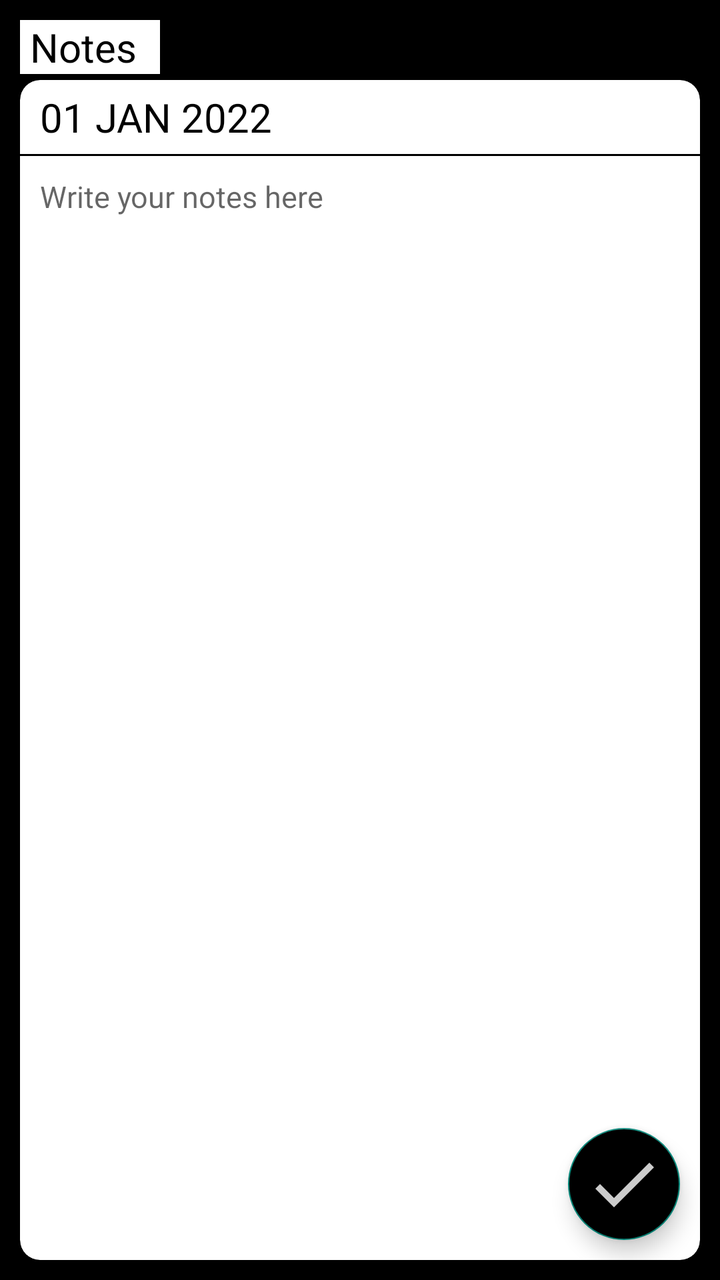
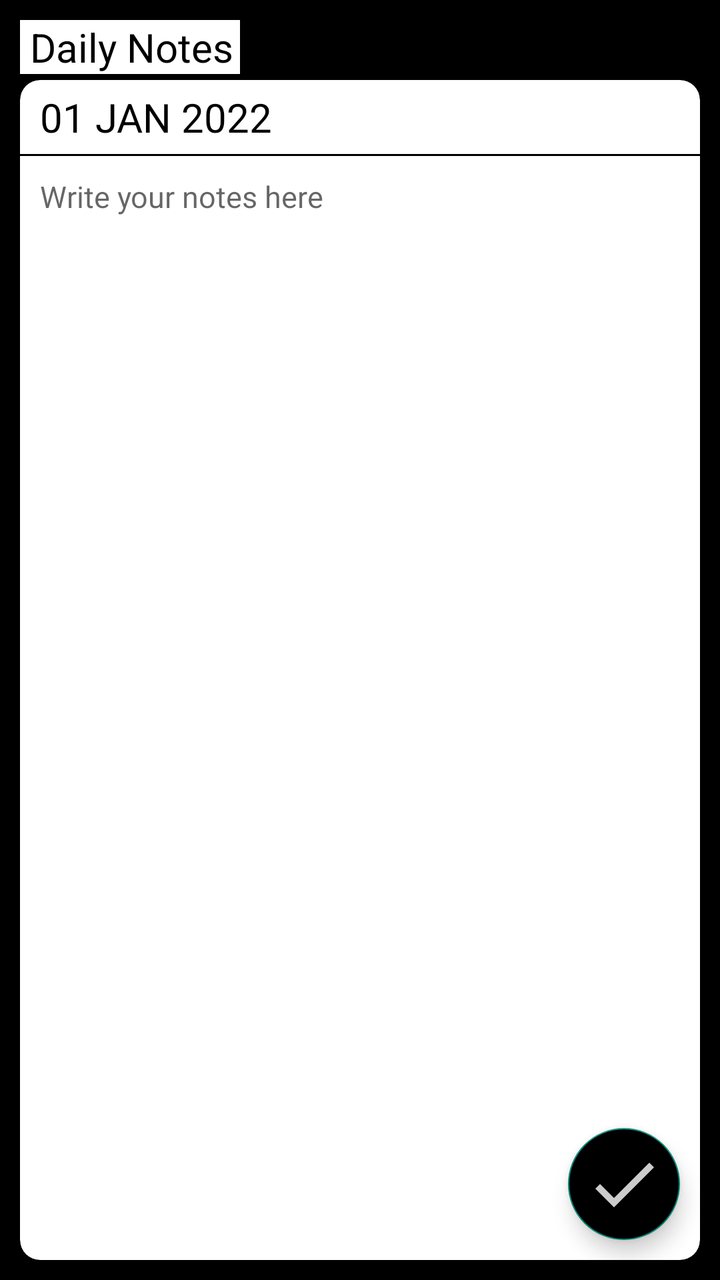

Compare the two renders of this Android layout. The source of the first and the diff that turns it into the second are given below.
<!-- AndroidManifest.xml: application theme Theme.SchedulePlanner -->
<!-- res/layout/activity_notes.xml -->
<?xml version="1.0" encoding="utf-8"?>
<RelativeLayout xmlns:android="http://schemas.android.com/apk/res/android"
    android:layout_width="match_parent"
    android:layout_height="match_parent"
    xmlns:app="http://schemas.android.com/apk/res-auto"
    android:background="@color/black">

    <TextView
        android:layout_width="70dp"
        android:layout_height="wrap_content"
        android:layout_marginStart="10dp"
        android:layout_marginTop="10dp"
        android:layout_marginEnd="10dp"
        android:layout_marginBottom="10dp"
        android:background="@color/white"
        android:paddingStart="5dp"
        android:text="Notes"
        android:textColor="@color/black"
        android:textSize="20dp" />

    <androidx.cardview.widget.CardView
        android:layout_width="match_parent"
        android:layout_height="match_parent"
        android:layout_marginStart="10dp"
        android:layout_marginTop="40dp"
        android:layout_marginEnd="10dp"
        android:layout_marginBottom="10dp"
        app:cardCornerRadius="10dp">

        <RelativeLayout
            android:layout_width="match_parent"
            android:layout_height="wrap_content">

            <TextView
                android:id="@+id/date"
                android:layout_width="match_parent"
                android:layout_height="wrap_content"
                android:layout_marginStart="10dp"
                android:layout_marginTop="5dp"
                android:onClick="popTimePicker"
                android:text="01 JAN 2022"
                android:textSize="20dp" />

            <View
                android:id="@+id/horizontal_row"
                android:layout_width="match_parent"
                android:layout_height="1dp"
                android:layout_below="@id/date"
                android:layout_marginTop="5dp"
                android:background="#000000" />

            <EditText
                android:id="@+id/description"
                android:layout_width="match_parent"
                android:layout_height="wrap_content"
                android:layout_below="@id/horizontal_row"
                android:layout_marginStart="10dp"
                android:layout_marginTop="10dp"
                android:layout_marginEnd="10dp"
                android:background="@android:color/transparent"
                android:hint="Write your notes here"
                android:inputType="textMultiLine|textCapSentences"
                android:textSize="15dp" />

        </RelativeLayout>

        <com.google.android.material.floatingactionbutton.FloatingActionButton
            android:id="@+id/save_icon"
            android:layout_width="wrap_content"
            android:layout_height="wrap_content"
            android:layout_alignParentEnd="true"
            android:layout_alignParentBottom="true"
            android:layout_gravity="bottom|end"
            android:layout_marginEnd="10dp"
            android:layout_marginBottom="10dp"
            android:backgroundTint="#000000"
            android:clickable="true"
            android:contentDescription="Save Task"
            android:focusable="true"
            android:src="@drawable/actionbar_save_task"
            app:maxImageSize="40dp" />
    </androidx.cardview.widget.CardView>

</RelativeLayout>
<!-- resources referenced by this layout -->
<resources>
  <color name="black">#FF000000</color>
  <color name="white">#FFFFFFFF</color>
  <!-- drawable actionbar_save_task (drawable-anydpi) -->
  <vector xmlns:android="http://schemas.android.com/apk/res/android"
      android:width="24dp"
      android:height="24dp"
      android:viewportWidth="24"
      android:viewportHeight="24"
      android:tint="#FFFFFF"
      android:alpha="0.8">
    <path
        android:fillColor="@android:color/white"
        android:pathData="M9,16.2L4.8,12l-1.4,1.4L9,19 21,7l-1.4,-1.4L9,16.2z"/>
  </vector>
  <style name="Theme.SchedulePlanner" parent="Theme.AppCompat.Light.NoActionBar">
          
          <item name="colorPrimary">@color/purple_500</item>
          <item name="colorPrimaryVariant">@color/purple_700</item>
          <item name="colorOnPrimary">@color/white</item>
          
          <item name="colorSecondary">@color/teal_200</item>
          <item name="colorSecondaryVariant">@color/teal_700</item>
          <item name="colorOnSecondary">@color/black</item>
          
          <item name="android:statusBarColor" tools:targetApi="l">?attr/colorPrimaryVariant</item>
          
          <item name="android:itemBackground">#ffffff</item>
          <item name="android:textColor">#000000</item>
          <item name="actionOverflowMenuStyle">@style/OverflowMenu</item>
          <item name="android:windowActivityTransitions">true</item>
          <item name="android:windowContentTransitions">true</item>
      </style>
  <color name="purple_500">#000000</color>
  <color name="purple_700">#000000</color>
  <color name="teal_200">#FF03DAC5</color>
  <color name="teal_700">#FF018786</color>
  <style name="OverflowMenu" parent="Widget.AppCompat.PopupMenu.Overflow">
          <item name="android:overlapAnchor">false</item>
          <item name="android:dropDownVerticalOffset">4.0dip</item>
      </style>
</resources>

<!-- the commit's change to res/layout/activity_notes.xml (unified diff, before → after) -->
@@ -6,7 +6,7 @@
     android:background="@color/black">
 
     <TextView
-        android:layout_width="70dp"
+        android:layout_width="110dp"
         android:layout_height="wrap_content"
         android:layout_marginStart="10dp"
         android:layout_marginTop="10dp"
@@ -14,7 +14,7 @@
         android:layout_marginBottom="10dp"
         android:background="@color/white"
         android:paddingStart="5dp"
-        android:text="Notes"
+        android:text="Daily Notes"
         android:textColor="@color/black"
         android:textSize="20dp" />
 
